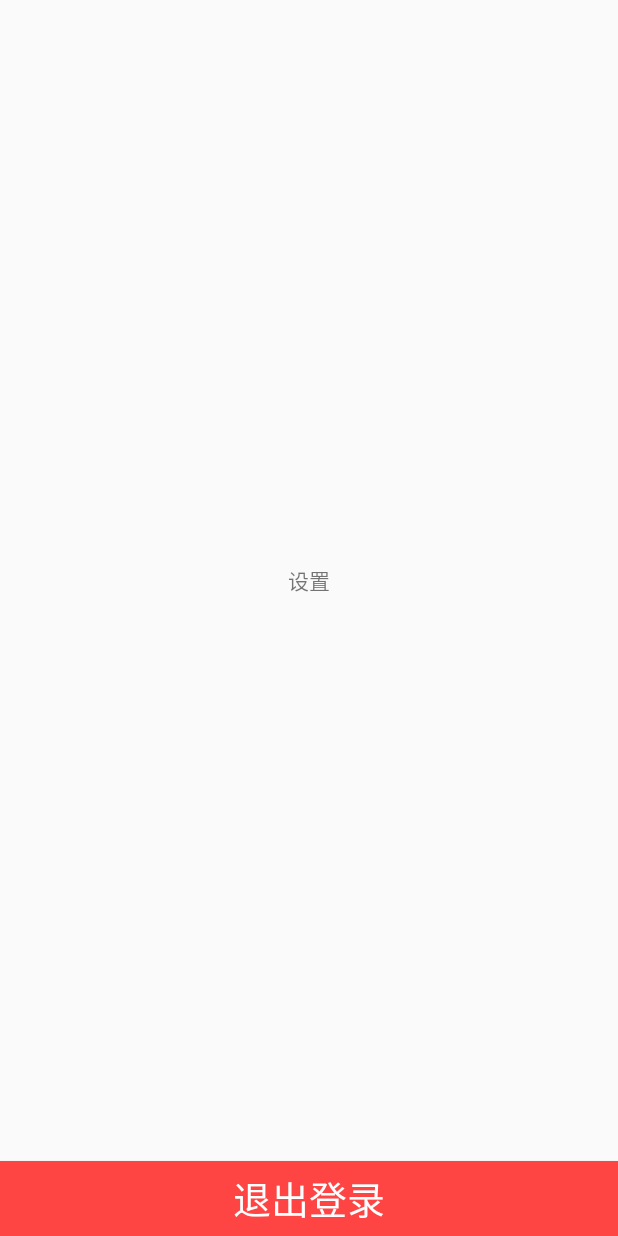
After one commit to tiankuo-android/IM0224, an Android app: the layout fragment_setting.xml on its own in the app's theme, with its tools: preview values and no code run, on a phone screen of 412 x 824 dp. The commit adds this screen. Run offline under Robolectric (Android 15) with nearby library versions, the phone set to English and light mode, and no system bars.

Commit message:
添加设置界面-增加退出登录按钮，解决进入主界面的默认选择问题

```diff
--- a/app/src/main/java/com/atguigu/tiankuo/im0224/activity/MainActivity.java
+++ b/app/src/main/java/com/atguigu/tiankuo/im0224/activity/MainActivity.java
@@ -58,7 +58,7 @@ public class MainActivity extends BaseActivity {
 
     @Override
     public void initData() {
-        switchFragment(R.id.rb_main_contact);
+        switchFragment(R.id.rb_main_conversation);
     }
 
     @Override
--- a/app/src/main/java/com/atguigu/tiankuo/im0224/fragment/ContactActivity.java
+++ b/app/src/main/java/com/atguigu/tiankuo/im0224/fragment/ContactActivity.java
@@ -18,7 +18,7 @@ public class ContactActivity extends Fragment {
     @Override
     public View onCreateView(LayoutInflater inflater, @Nullable ViewGroup container, @Nullable Bundle savedInstanceState) {
         TextView textView = new TextView(getActivity());
-        textView.setText("1111");
+        textView.setText("2222");
         return textView;
 
     }
--- a/app/src/main/java/com/atguigu/tiankuo/im0224/fragment/ConversationActivity.java
+++ b/app/src/main/java/com/atguigu/tiankuo/im0224/fragment/ConversationActivity.java
@@ -18,7 +18,7 @@ public class ConversationActivity extends Fragment {
     @Override
     public View onCreateView(LayoutInflater inflater, @Nullable ViewGroup container, @Nullable Bundle savedInstanceState) {
         TextView textView = new TextView(getActivity());
-        textView.setText("2222");
+        textView.setText("1111");
         return textView;
 
     }
--- a/app/src/main/res/layout/activity_main.xml
+++ b/app/src/main/res/layout/activity_main.xml
@@ -27,13 +27,11 @@
         <RadioButton
             android:id="@+id/rb_main_contact"
             style="@style/MainButtonStyle"
-            android:checked="true"
             android:text="联系人" />
 
         <RadioButton
             android:id="@+id/rb_main_setting"
             style="@style/MainButtonStyle"
-            android:checked="true"
             android:text="设置" />
 
     </RadioGroup>
--- /dev/null
+++ b/app/src/main/res/layout/fragment_setting.xml
@@ -0,0 +1,28 @@
+<?xml version="1.0" encoding="utf-8"?>
+<LinearLayout xmlns:android="http://schemas.android.com/apk/res/android"
+    android:layout_width="match_parent"
+    android:layout_height="match_parent"
+    android:orientation="vertical">
+
+    <RelativeLayout
+        android:layout_width="match_parent"
+        android:layout_height="0dp"
+        android:layout_weight="1">
+
+        <TextView
+            android:layout_width="match_parent"
+            android:layout_height="match_parent"
+            android:layout_centerInParent="true"
+            android:gravity="center"
+            android:text="设置" />
+    </RelativeLayout>
+
+    <Button
+        android:id="@+id/btn_back"
+        android:background="@android:color/holo_red_light"
+        android:textColor="@android:color/white"
+        android:textSize="25sp"
+        android:text="退出登录"
+        android:layout_width="match_parent"
+        android:layout_height="50dp" />
+</LinearLayout>
--- a/app/src/main/res/values/styles.xml
+++ b/app/src/main/res/values/styles.xml
@@ -8,6 +8,10 @@
         <item name="colorAccent">@color/colorAccent</item>
         <item name="windowActionBar">false</item>
         <item name="windowNoTitle">true</item>
+        <!-- 将splash图片设置在这，这样这张图片取代白屏 -->
+        <item name="android:windowFullscreen">true</item>
+        <!-- 或者是将主题设置成透明，虽然点击图标会有点小小的卡顿，但是用户体验不影响 -->
+        <item name="android:windowIsTranslucent">true</item> <!-- 透明背景不要了 -->
     </style>
 
     <style name="MainButtonStyle">
```
Also changed, not shown: app/src/main/java/com/atguigu/tiankuo/im0224/fragment/SettingsActivity.java (+59 -4 lines).
